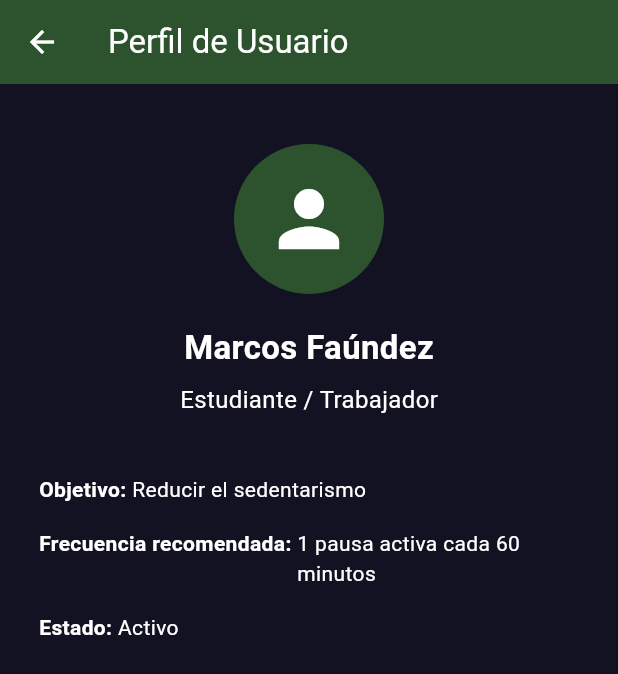
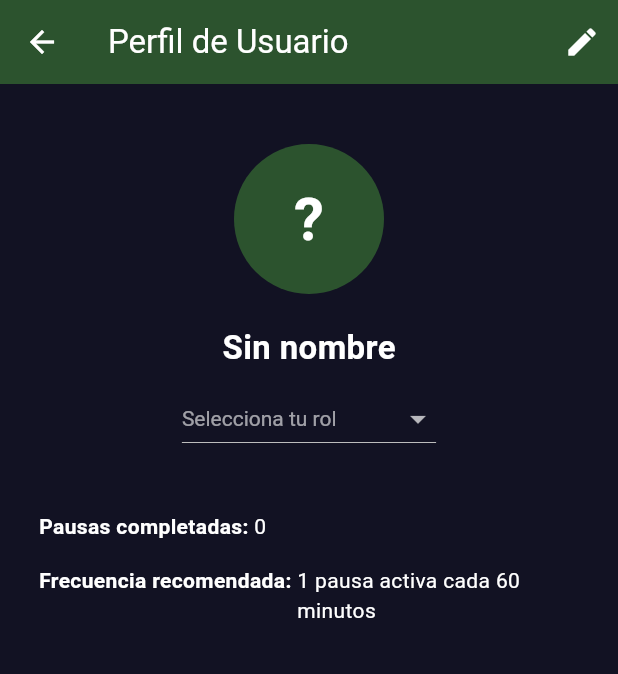
Before and after one commit to Fnav63/ActiveBreaksMobile, a Flutter app: the screen it shows after launch, after a tap on "Perfil", on a phone screen of 412 x 824 dp. Shown: the top 674 px of the screen. Run offline on Flutter 3.47's test engine with Material 3 defaults, Android fonts, the phone set to English and light mode, and no system bars; our stand-ins replace flutter_local_notifications, share_plus, shared_preferences; project files that could hold a hidden picture were left out.

Commit message:
Persistencia de perfil, ajustes e historial

```diff
--- a/lib/main.dart
+++ b/lib/main.dart
@@ -13,6 +13,8 @@ import 'screens/breaks_list_screen.dart';
 import 'screens/profile_screen.dart';
 import 'screens/about_screen.dart';
 import 'screens/break_detail_screen.dart';
+import 'screens/settings_screen.dart';
+import 'screens/history_screen.dart';
 
 void main() async {
   WidgetsFlutterBinding.ensureInitialized();
@@ -69,6 +71,8 @@ class ActiveBreaksApp extends StatelessWidget {
           '/breaks': (_) => const BreaksListScreen(),
           '/profile': (_) => const ProfileScreen(),
           '/about': (_) => const AboutScreen(),
+          '/settings': (_) => const SettingsScreen(),
+          '/history': (_) => const HistoryScreen(),
         },
         onGenerateRoute: (settings) {
         if (settings.name == '/break-detail') {
--- a/lib/screens/home_screen.dart
+++ b/lib/screens/home_screen.dart
@@ -1,11 +1,33 @@
 import 'package:flutter/material.dart';
+import 'package:provider/provider.dart';
+import '../viewmodels/profile_viewmodel.dart';
 
-class HomeScreen extends StatelessWidget {
+class HomeScreen extends StatefulWidget {
   const HomeScreen({super.key});
+
+  @override
+  State<HomeScreen> createState() => _HomeScreenState();
+}
+
+class _HomeScreenState extends State<HomeScreen> {
+  @override
+  void initState() {
+    super.initState();
+    WidgetsBinding.instance.addPostFrameCallback((_) {
+      context.read<ProfileViewModel>().loadProfile();
+    });
+  }
+
+  @override
+  void didChangeDependencies() {
+    super.didChangeDependencies();
+    context.read<ProfileViewModel>().refreshHistory();
+  }
 
   @override
   Widget build(BuildContext context) {
     final colors = Theme.of(context).colorScheme;
+    final profile = context.watch<ProfileViewModel>();
 
     return Scaffold(
       appBar: AppBar(
@@ -27,7 +49,9 @@ class HomeScreen extends StatelessWidget {
                 ),
                 const SizedBox(height: 20),
                 Text(
-                  'Bienvenido a Active Breaks',
+                  profile.hasProfile
+                      ? 'Bienvenido, ${profile.userName}'
+                      : 'Bienvenido a Active Breaks',
                   style: TextStyle(
                     fontSize: 24,
                     fontWeight: FontWeight.bold,
@@ -43,6 +67,15 @@ class HomeScreen extends StatelessWidget {
                     color: colors.onSurface,
                   ),
                   textAlign: TextAlign.center,
+                ),
+                const SizedBox(height: 8),
+                Text(
+                  'Pausas completadas: ${profile.totalBreaksCount}',
+                  style: TextStyle(
+                    fontSize: 14,
+                    color: colors.secondary,
+                    fontWeight: FontWeight.bold,
+                  ),
                 ),
                 const SizedBox(height: 30),
                 ElevatedButton(
@@ -60,6 +93,18 @@ class HomeScreen extends StatelessWidget {
                 ),
                 TextButton(
                   onPressed: () {
+                    Navigator.pushNamed(context, '/history');
+                  },
+                  child: const Text('Historial'),
+                ),
+                TextButton(
+                  onPressed: () {
+                    Navigator.pushNamed(context, '/settings');
+                  },
+                  child: const Text('Configuracion'),
+                ),
+                TextButton(
+                  onPressed: () {
                     Navigator.pushNamed(context, '/about');
                   },
                   child: const Text('Ayuda y Acerca de'),
--- a/lib/screens/profile_screen.dart
+++ b/lib/screens/profile_screen.dart
@@ -1,15 +1,51 @@
 import 'package:flutter/material.dart';
+import 'package:provider/provider.dart';
+import '../viewmodels/profile_viewmodel.dart';
 
-class ProfileScreen extends StatelessWidget {
+class ProfileScreen extends StatefulWidget {
   const ProfileScreen({super.key});
+
+  @override
+  State<ProfileScreen> createState() => _ProfileScreenState();
+}
+
+class _ProfileScreenState extends State<ProfileScreen> {
+  final _nameController = TextEditingController();
+  bool _editing = false;
+
+  @override
+  void dispose() {
+    _nameController.dispose();
+    super.dispose();
+  }
 
   @override
   Widget build(BuildContext context) {
     final colors = Theme.of(context).colorScheme;
+    final vm = context.watch<ProfileViewModel>();
+
+    if (vm.isLoading) {
+      return const Scaffold(
+        body: Center(child: CircularProgressIndicator()),
+      );
+    }
 
     return Scaffold(
       appBar: AppBar(
         title: const Text('Perfil de Usuario'),
+        actions: [
+          IconButton(
+            icon: Icon(_editing ? Icons.check : Icons.edit),
+            onPressed: () async {
+              if (_editing) {
+                await vm.saveUserName(_nameController.text);
+              } else {
+                _nameController.text = vm.userName;
+              }
+              setState(() => _editing = !_editing);
+            },
+          ),
+        ],
       ),
       body: Center(
         child: ConstrainedBox(
@@ -23,17 +59,42 @@ class ProfileScreen extends StatelessWidget {
                 CircleAvatar(
                   radius: 50,
                   backgroundColor: colors.primary,
-                  child: const Icon(
-                    Icons.person,
-                    size: 60,
+                  child: Text(
+                    vm.hasProfile ? vm.userName[0].toUpperCase() : '?',
+                    style: const TextStyle(
+                      fontSize: 40,
                       color: Colors.white,
+                      fontWeight: FontWeight.bold,
+                    ),
                   ),
                 ),
 
                 const SizedBox(height: 20),
-
+                if (_editing)
+                  TextField(
+                    controller: _nameController,
+                    autofocus: true,
+                    style: TextStyle(
+                      color: colors.onSurface,
+                      fontSize: 22,
+                    ),
+                    textAlign: TextAlign.center,
+                    decoration: InputDecoration(
+                      hintText: 'Tu nombre completo',
+                      hintStyle: TextStyle(
+                          color: colors.onSurface.withAlpha(102)),
+                      enabledBorder: UnderlineInputBorder(
+                        borderSide: BorderSide(color: colors.primary),
+                      ),
+                      focusedBorder: UnderlineInputBorder(
+                        borderSide:
+                            BorderSide(color: colors.secondary, width: 2),
+                      ),
+                    ),
+                  )
+                else
                   Text(
-                  'Marcos Faúndez',
+                    vm.hasProfile ? vm.userName : 'Sin nombre',
                     style: TextStyle(
                       fontSize: 22,
                       fontWeight: FontWeight.bold,
@@ -42,32 +103,36 @@ class ProfileScreen extends StatelessWidget {
                   ),
 
                 const SizedBox(height: 8),
-
-                Text(
-                  'Estudiante / Trabajador',
-                  style: TextStyle(
-                    fontSize: 16,
-                    color: colors.onSurface,
+                DropdownButton<String>(
+                  value: vm.userRole.isEmpty ? null : vm.userRole,
+                  hint: Text(
+                    'Selecciona tu rol',
+                    style: TextStyle(color: colors.onSurface.withAlpha(153)),
                   ),
+                  dropdownColor: colors.surface,
+                  style: TextStyle(color: colors.onSurface),
+                  items: ProfileViewModel.roleOptions
+                      .map((r) => DropdownMenuItem(
+                            value: r,
+                            child: Text(r),
+                          ))
+                      .toList(),
+                  onChanged: (val) {
+                    if (val != null) vm.saveUserRole(val);
+                  },
                 ),
 
                 const SizedBox(height: 30),
 
                 _profileInfo(
-                  label: 'Objetivo',
-                  value: 'Reducir el sedentarismo',
+                  label: 'Pausas completadas',
+                  value: '${vm.totalBreaksCount}',
                   colors: colors,
                 ),
 
                 _profileInfo(
                   label: 'Frecuencia recomendada',
                   value: '1 pausa activa cada 60 minutos',
-                  colors: colors,
-                ),
-
-                _profileInfo(
-                  label: 'Estado',
-                  value: 'Activo',
                   colors: colors,
                 ),
               ],
@@ -98,9 +163,7 @@ class ProfileScreen extends StatelessWidget {
           Expanded(
             child: Text(
               value,
-              style: TextStyle(
-                color: colors.onSurface,
-              ),
+              style: TextStyle(color: colors.onSurface),
             ),
           ),
         ],
--- a/lib/viewmodels/profile_viewmodel.dart
+++ b/lib/viewmodels/profile_viewmodel.dart
@@ -77,6 +77,7 @@ class ProfileViewModel extends ChangeNotifier {
       final granted = await _notificationService.requestPermissions();
       if (!granted) return;
       await _notificationService.schedulePeriodicReminder(_notifIntervalMinutes);
+      await _notificationService.showReminderTestNotification();
     } else {
       await _notificationService.cancelReminders();
     }
```
Also changed, not shown: lib/screens/history_screen.dart (added, +114 -0 lines), lib/screens/settings_screen.dart (added, +78 -0 lines), lib/services/notification_service.dart (+23 -0 lines), 1 other file. Lines whose indentation alone changed are shown as unchanged.
